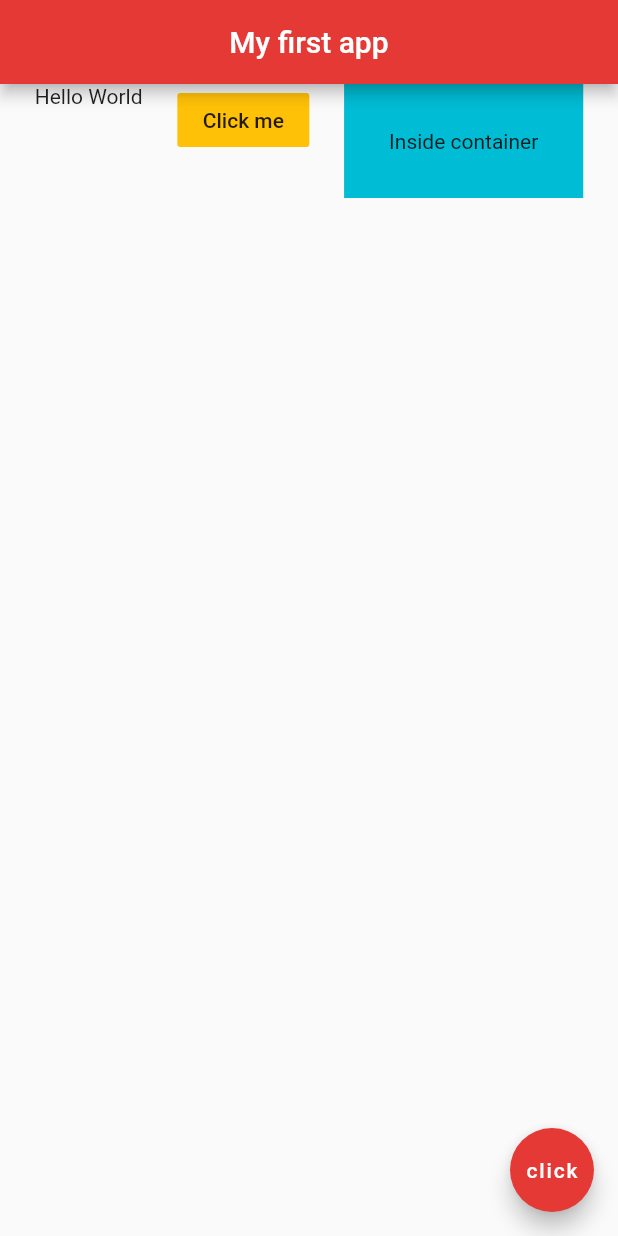
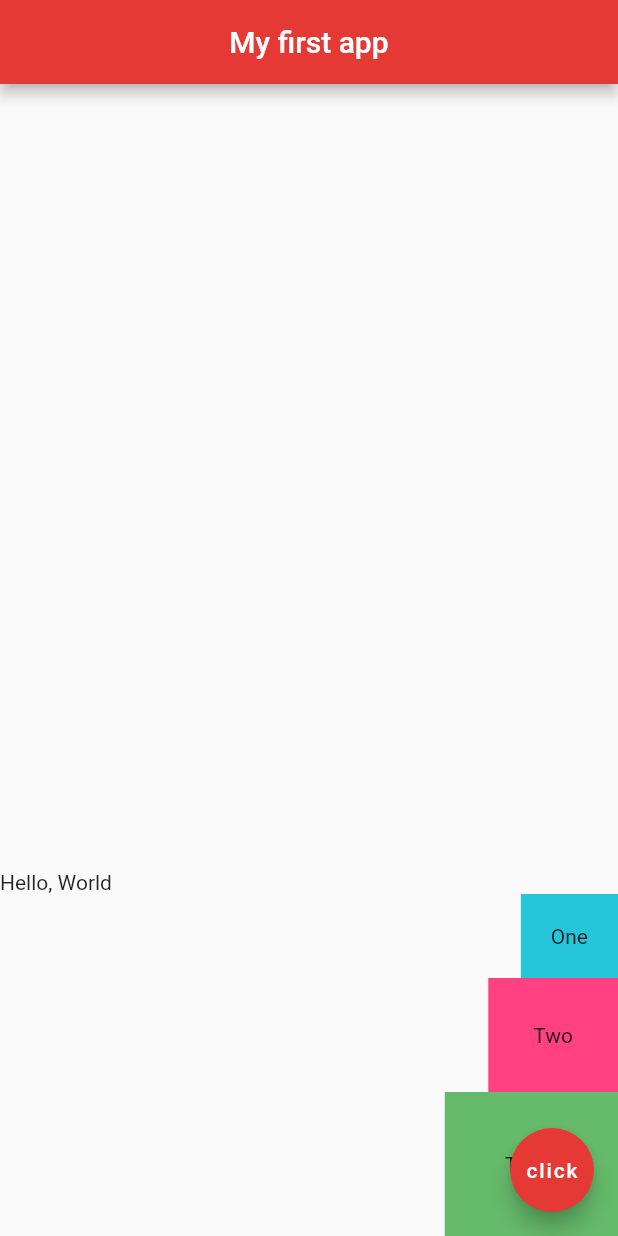
Before and after one commit to NguyenPhatBG/flutter-app-01, a Flutter app: the screen it shows after launch, on a phone screen of 412 x 824 dp. Run offline on Flutter 3.47's test engine with Material 2 defaults, Android fonts, the phone set to English and light mode, and no system bars.

Commit message:
Columns flutter

```diff
--- a/lib/main.dart
+++ b/lib/main.dart
@@ -13,20 +13,30 @@ class Home extends StatelessWidget {
         centerTitle: true,
         backgroundColor: Colors.red[600],
       ),
-      body: Row(
-        mainAxisAlignment: MainAxisAlignment.spaceEvenly,
-        crossAxisAlignment: CrossAxisAlignment.start,
+      body: Column(
+        mainAxisAlignment: MainAxisAlignment.end,
+        crossAxisAlignment: CrossAxisAlignment.end,
         children: <Widget>[
-          Text('Hello World'),
-          FlatButton(
-            onPressed: () {},
-            color: Colors.amber,
-            child: Text('Click me'),
+          Row(
+            children: <Widget>[
+              Text('Hello, '),
+              Text('World')
+            ],
           ),
           Container(
-            color: Colors.cyan,
+            padding: EdgeInsets.all(20.0),
+            child: Text('One'),
+            color: Colors.cyan[400],
+          ),
+          Container(
             padding: EdgeInsets.all(30.0),
-            child: Text('Inside container'),
+            child: Text('Two'),
+            color: Colors.pinkAccent,
+          ),
+          Container(
+            padding: EdgeInsets.all(40.0),
+            child: Text('Three'),
+            color: Colors.green[400],
           ),
         ],
       ),
```
